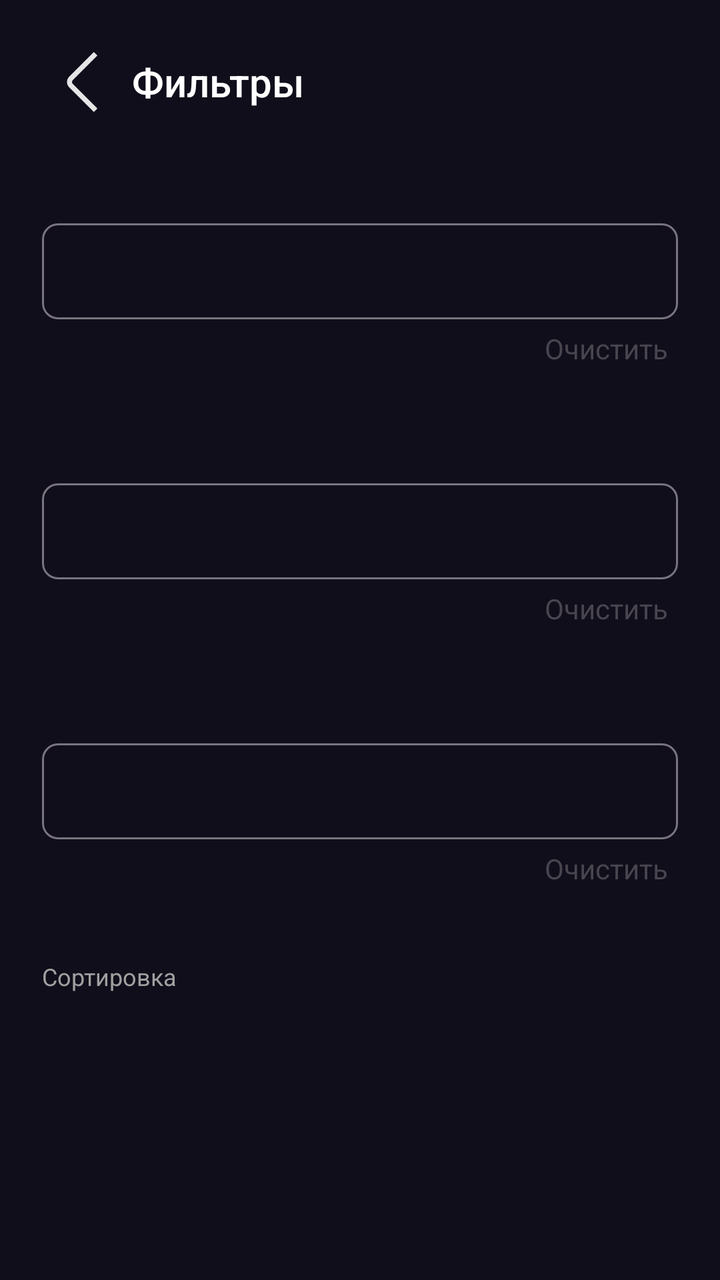
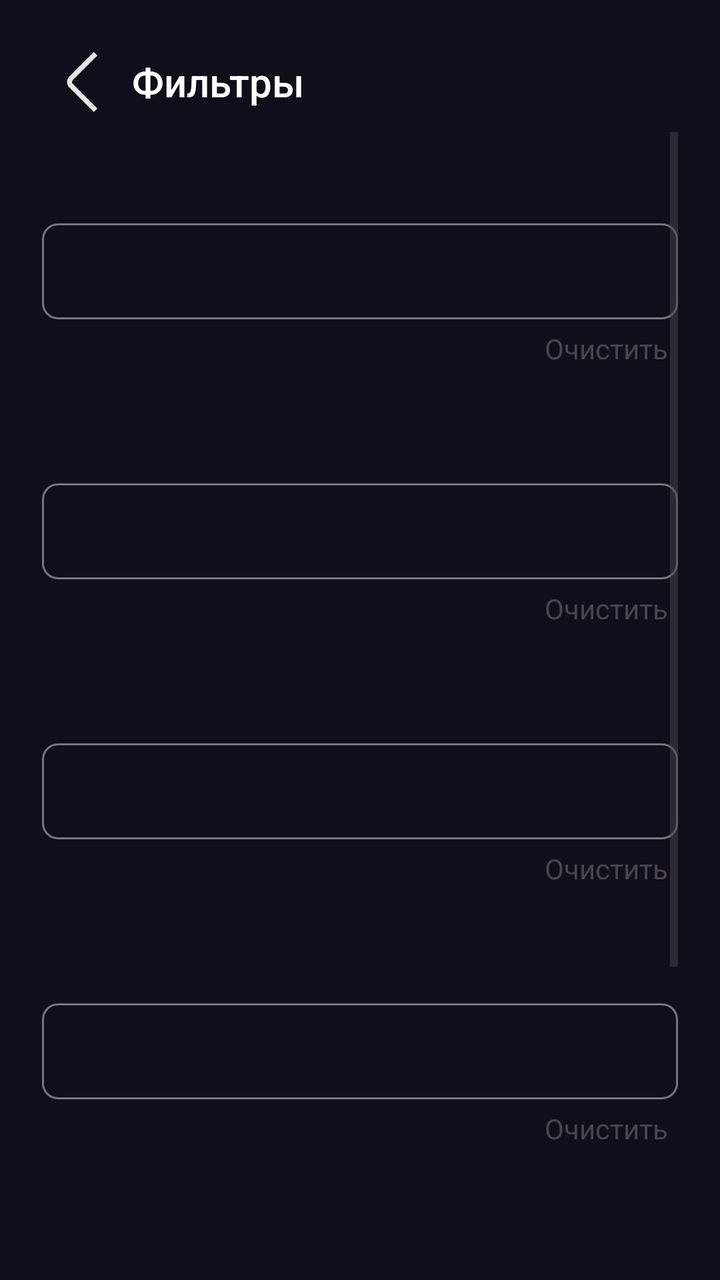

The first picture is an Android layout as it rendered before a commit; the second is the same layout after the commit. The layout source and the unified diff follow.
<!-- AndroidManifest.xml: application theme Theme.WorldRadio -->
<!-- res/layout/activity_filter.xml -->
<?xml version="1.0" encoding="utf-8"?>
<androidx.constraintlayout.widget.ConstraintLayout
    xmlns:android="http://schemas.android.com/apk/res/android"
    xmlns:app="http://schemas.android.com/apk/res-auto"
    xmlns:tools="http://schemas.android.com/tools"
    xmlns:flexbox="http://schemas.android.com/apk/res-auto"
    android:id="@+id/main"
    android:layout_width="match_parent"
    android:layout_height="match_parent"
    android:background="#100E1B"
    android:padding="16dp">

    <LinearLayout
        android:id="@+id/headerLayout"
        android:layout_width="0dp"
        android:layout_height="50dp"
        android:layout_marginEnd="5dp"
        android:orientation="horizontal"
        app:layout_constraintEnd_toEndOf="parent"
        app:layout_constraintStart_toStartOf="parent"
        app:layout_constraintTop_toTopOf="parent">

        <ImageButton
            android:id="@+id/btnBack"
            android:layout_width="wrap_content"
            android:layout_height="wrap_content"
            android:background="?attr/selectableItemBackgroundBorderless"
            android:padding="10dp"
            android:src="@drawable/back" />

        <TextView
            android:layout_width="0dp"
            android:layout_height="match_parent"
            android:layout_weight="1"
            android:fontFamily="sans-serif-medium"
            android:gravity="center_vertical"
            android:text="Фильтры"
            android:textColor="#FFFFFF"
            android:textSize="20sp" />

        <TextView
            android:id="@+id/StationCount"
            android:layout_width="wrap_content"
            android:layout_height="match_parent"
            android:gravity="center_vertical"
            android:textColor="#6C5CE7"
            android:textSize="14sp" />
    </LinearLayout>

    <ScrollView
        android:layout_width="0dp"
        android:layout_height="0dp"
        android:layout_marginStart="5dp"
        android:layout_marginEnd="5dp"
        app:layout_constraintBottom_toBottomOf="parent"
        app:layout_constraintEnd_toEndOf="parent"
        app:layout_constraintStart_toStartOf="parent"
        app:layout_constraintTop_toBottomOf="@id/headerLayout">

        <LinearLayout
            android:id="@+id/filtersContainer"
            android:layout_width="match_parent"
            android:layout_height="wrap_content"
            android:orientation="vertical">

            <include android:id="@+id/filterCountry" layout="@layout/filter_field" />
            <include android:id="@+id/filterTags" layout="@layout/filter_field" />
            <include android:id="@+id/filterLanguage" layout="@layout/filter_field" />

            
            <TextView
                android:layout_width="wrap_content"
                android:layout_height="wrap_content"
                android:layout_marginTop="24dp"
                android:layout_marginBottom="8dp"
                android:text="Сортировка"
                android:textColor="#A0A0A0"
                android:textSize="12sp" />


        </LinearLayout>
    </ScrollView>
</androidx.constraintlayout.widget.ConstraintLayout>
<!-- res/layout/filter_field.xml (included above) -->
<androidx.constraintlayout.widget.ConstraintLayout xmlns:android="http://schemas.android.com/apk/res/android"
    xmlns:app="http://schemas.android.com/apk/res-auto"
    xmlns:tools="http://schemas.android.com/tools"
    android:layout_width="match_parent"
    android:layout_height="130dp"
    android:orientation="vertical">

    <TextView
        android:id="@+id/nameFilter"
        android:layout_width="wrap_content"
        android:layout_height="wrap_content"
        android:layout_marginTop="20dp"
        android:textColor="#A0A0A0"
        android:textSize="15sp"
        app:layout_constraintEnd_toEndOf="parent"
        app:layout_constraintHorizontal_bias="0.1"
        app:layout_constraintStart_toStartOf="parent"
        app:layout_constraintTop_toTopOf="parent" />

    <com.google.android.material.textfield.TextInputLayout
        android:id="@+id/textInputLayout"
        android:layout_width="match_parent"
        android:layout_height="wrap_content"
        android:backgroundTint="#1E2230"
        app:boxCornerRadiusBottomEnd="8dp"
        app:boxCornerRadiusBottomStart="8dp"
        app:boxCornerRadiusTopEnd="8dp"
        app:boxCornerRadiusTopStart="8dp"
        app:layout_constraintTop_toBottomOf="@+id/nameFilter">

        <com.google.android.material.textfield.MaterialAutoCompleteTextView
            android:id="@+id/autoComplete"
            android:layout_width="match_parent"
            android:layout_height="48dp"
            android:paddingStart="16dp"
            android:textColor="#FFFFFF"
            android:textColorHint="#6C5CE7"
            tools:ignore="RtlSymmetry" />
    </com.google.android.material.textfield.TextInputLayout>

    <TextView
        android:id="@+id/delete"
        android:layout_width="match_parent"
        android:layout_height="wrap_content"
        android:gravity="end"
        android:padding="5dp"
        android:text="Очистить"
        android:visibility="visible"
        app:layout_constraintEnd_toEndOf="parent"
        app:layout_constraintStart_toStartOf="parent"
        app:layout_constraintTop_toBottomOf="@+id/textInputLayout" />

</androidx.constraintlayout.widget.ConstraintLayout>
<!-- resources referenced by this layout -->
<resources>
  <!-- drawable back (drawable) -->
  <vector xmlns:android="http://schemas.android.com/apk/res/android"
      android:width="30dp"
      android:height="30dp"
      android:viewportWidth="30"
      android:viewportHeight="30">
    <path
        android:pathData="M20.94,29.993L8.599,17.651C7.896,16.948 7.501,15.994 7.501,15C7.501,14.006 7.896,13.052 8.599,12.349L20.933,0.015L22.7,1.783L10.366,14.116C10.132,14.351 10,14.669 10,15C10,15.332 10.132,15.649 10.366,15.884L22.708,28.225L20.94,29.993Z"
        android:fillColor="#E5E5E5"/>
  </vector>
  <style name="Theme.WorldRadio" parent="Base.Theme.WorldRadio" />
  <style name="Base.Theme.WorldRadio" parent="Theme.Material3.DayNight.NoActionBar">
          
          
      </style>
</resources>

<!-- the commit's change to res/layout/activity_filter.xml (unified diff, before → after) -->
@@ -63,11 +63,12 @@
             android:layout_height="wrap_content"
             android:orientation="vertical">
 
+            <include android:id="@+id/filterName" layout="@layout/filter_field" />
             <include android:id="@+id/filterCountry" layout="@layout/filter_field" />
             <include android:id="@+id/filterTags" layout="@layout/filter_field" />
             <include android:id="@+id/filterLanguage" layout="@layout/filter_field" />
+            <include android:id="@+id/filterCodec" layout="@layout/filter_field" />
 
-            
             <TextView
                 android:layout_width="wrap_content"
                 android:layout_height="wrap_content"
@@ -76,6 +77,53 @@
                 android:text="Сортировка"
                 android:textColor="#A0A0A0"
                 android:textSize="12sp" />
+            <com.google.android.material.chip.ChipGroup
+                android:id="@+id/chipGroup"
+                android:layout_width="match_parent"
+                android:layout_height="wrap_content"
+                android:padding="0dp"
+                app:singleSelection="true">
+
+                <LinearLayout
+                    android:layout_width="match_parent"
+                    android:layout_height="wrap_content"
+                    android:orientation="horizontal">
+
+                    <com.google.android.material.chip.Chip
+                        android:id="@+id/chipAlphabet"
+                        android:layout_marginHorizontal="8dp"
+                        style="@style/Widget.MaterialComponents.Chip.Choice"
+                        android:layout_width="0dp"
+                        android:layout_height="wrap_content"
+                        android:layout_weight="1"
+                        android:text="Алфавит"
+                        app:chipStrokeColor="@color/buttonBackgroundColor"
+                        app:chipStrokeWidth="2dp"/>
+
+                    <com.google.android.material.chip.Chip
+                        android:id="@+id/chipRating"
+                        android:layout_marginHorizontal="8dp"
+                        style="@style/Widget.MaterialComponents.Chip.Choice"
+                        android:layout_width="0dp"
+                        android:layout_height="wrap_content"
+                        android:layout_weight="1"
+                        android:text="Рейтинг"
+                        app:chipStrokeColor="@color/buttonBackgroundColor"
+                        app:chipStrokeWidth="2dp"/>
+
+                    <com.google.android.material.chip.Chip
+                        android:id="@+id/chipBitrate"
+                        android:layout_marginHorizontal="8dp"
+                        style="@style/Widget.MaterialComponents.Chip.Choice"
+                        android:layout_width="0dp"
+                        android:layout_height="wrap_content"
+                        android:layout_weight="1"
+                        android:text="Битрейт"
+                        app:chipStrokeColor="@color/buttonBackgroundColor"
+                        app:chipStrokeWidth="2dp"/>
+
+                </LinearLayout>
+            </com.google.android.material.chip.ChipGroup>
 
 
         </LinearLayout>
<!-- resource entries referenced after the edit -->
@@ -1,5 +1,6 @@
 <!-- resources referenced by this layout -->
 <resources>
+  <color name="buttonBackgroundColor">#664EFF</color>
   <!-- drawable back (drawable) -->
   <vector xmlns:android="http://schemas.android.com/apk/res/android"
       android:width="30dp"
